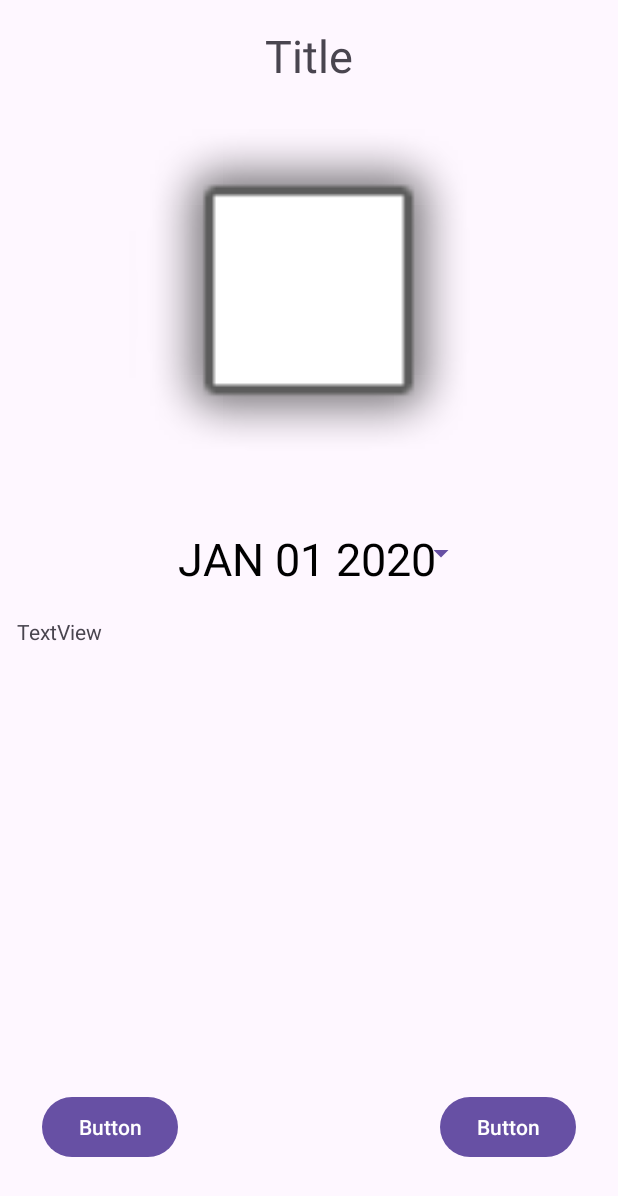
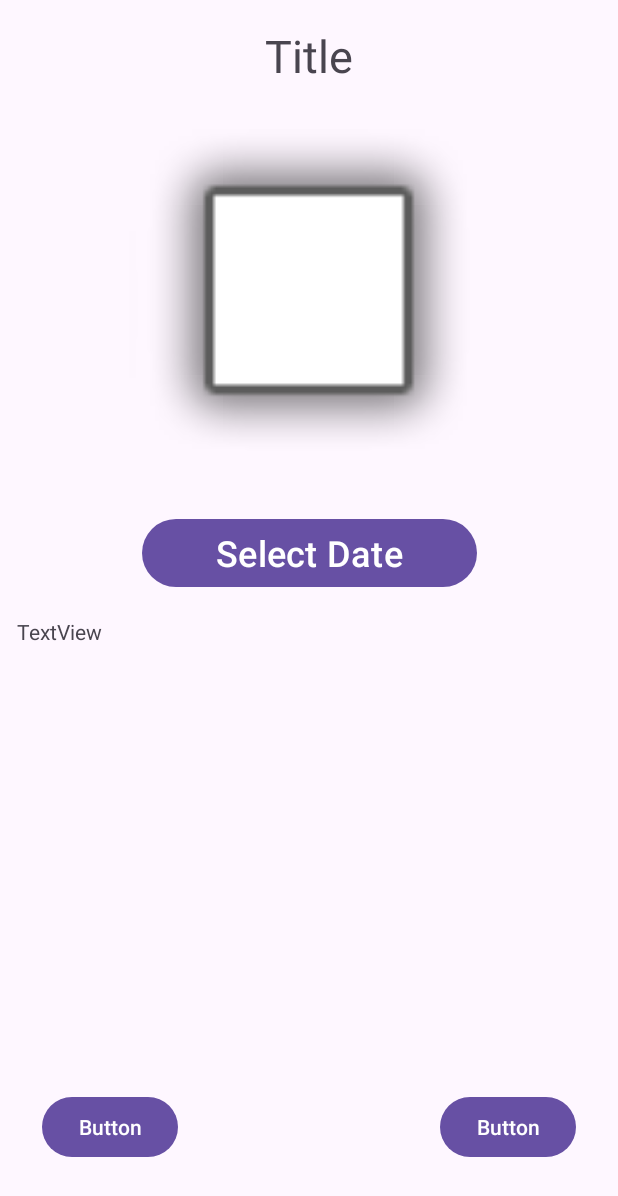
Before and after one commit to jhernandez4/APOD_project, an Android app: the layout fragment_apod.xml on its own in the app's theme, with its tools: preview values and no code run, on a phone screen of 412 x 824 dp. Shown: the top 1196 px of the screen. Run offline under Robolectric (Android 15) with nearby library versions, the phone set to English and light mode, and no system bars.

Commit message:
Change button visuals

```diff
--- a/app/src/main/res/layout/fragment_apod.xml
+++ b/app/src/main/res/layout/fragment_apod.xml
@@ -21,14 +21,11 @@
 
     <Button
         android:id="@+id/btnDatePicker"
-        style="?android:spinnerStyle"
         android:layout_width="223dp"
         android:layout_height="53dp"
         android:layout_marginTop="16dp"
-        android:onClick="openDatePicker"
-        android:text="JAN 01 2020"
-        android:textColor="@color/black"
-        android:textSize="30sp"
+        android:text="Select Date"
+        android:textSize="24sp"
         app:layout_constraintEnd_toEndOf="parent"
         app:layout_constraintStart_toStartOf="parent"
         app:layout_constraintTop_toBottomOf="@+id/ivImage" />
```
